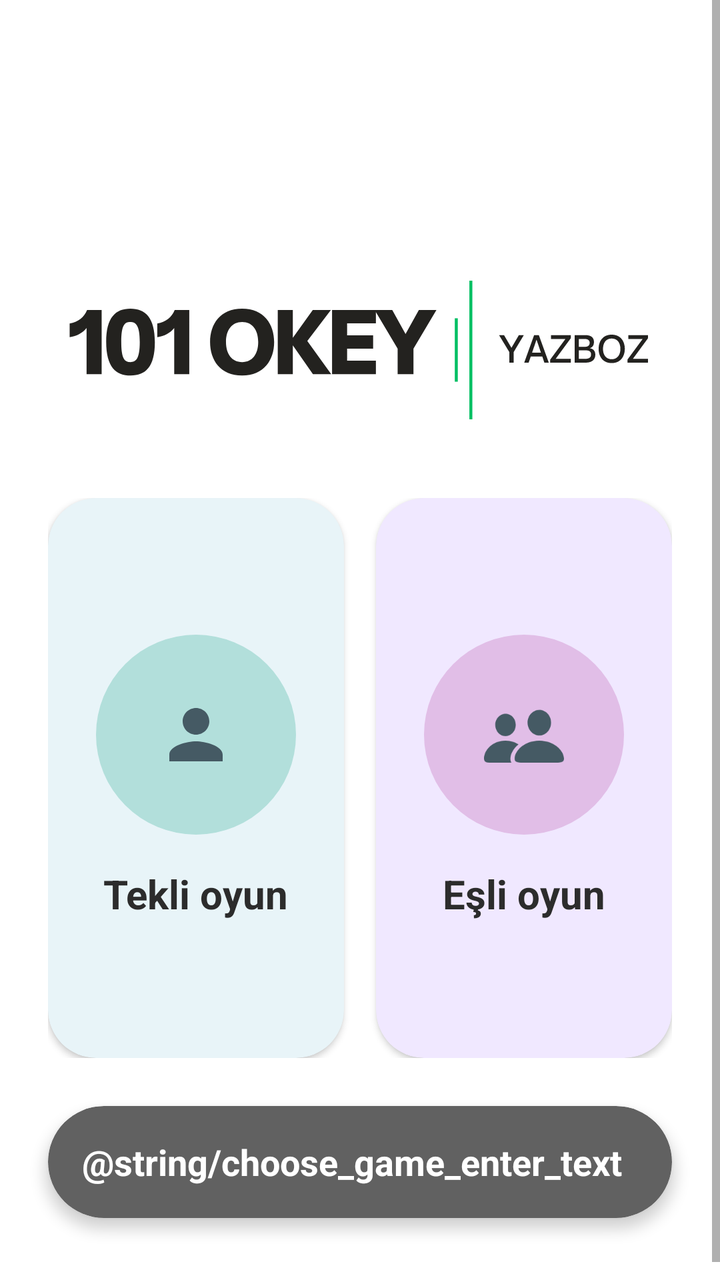
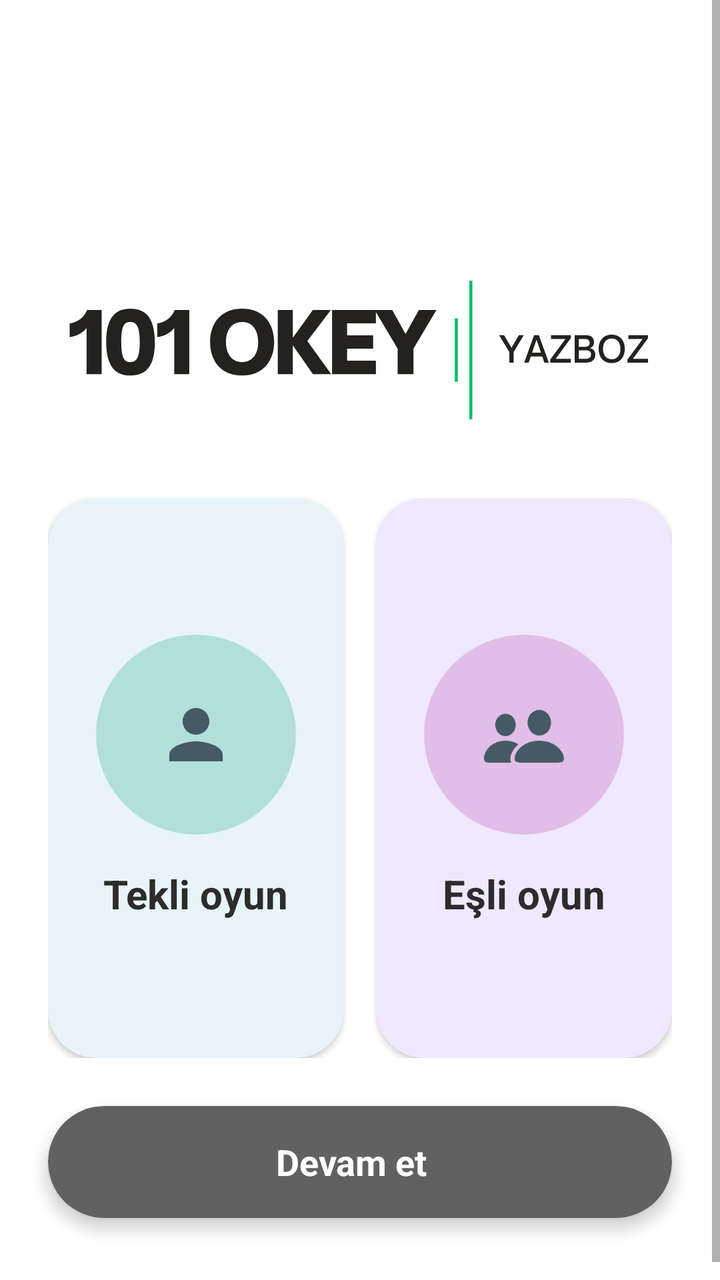

An Android layout rendered at two revisions. The XML below is the earlier revision; the diff shows what the commit changed to produce the second picture.
<!-- AndroidManifest.xml: application theme Theme.OkeyScore -->
<!-- res/layout/fragment_choose_game.xml -->
<?xml version="1.0" encoding="utf-8"?>
<ScrollView xmlns:android="http://schemas.android.com/apk/res/android"
    xmlns:app="http://schemas.android.com/apk/res-auto"
    xmlns:tools="http://schemas.android.com/tools"
    android:layout_width="match_parent"
    android:layout_height="match_parent"
    tools:context=".presentation.ui.chooseGame.ChooseGameFragment">

    <androidx.constraintlayout.widget.ConstraintLayout
        android:layout_width="match_parent"
        android:layout_height="wrap_content"
        android:paddingBottom="16dp">

        <ImageView
            android:id="@+id/mainIcon"
            android:layout_width="wrap_content"
            android:layout_height="wrap_content"
            android:layout_marginTop="125dp"
            android:contentDescription="@string/todo"
            android:src="@drawable/ic_logo"
            app:layout_constraintEnd_toEndOf="parent"
            app:layout_constraintHorizontal_bias="0.497"
            app:layout_constraintStart_toStartOf="parent"
            app:layout_constraintTop_toTopOf="parent" />

        <LinearLayout
            android:id="@+id/chooseGameContainer"
            android:layout_width="0dp"
            android:layout_height="wrap_content"
            android:layout_margin="24dp"
            android:layout_marginTop="48dp"
            android:orientation="horizontal"
            app:layout_constraintEnd_toEndOf="parent"
            app:layout_constraintStart_toStartOf="parent"
            app:layout_constraintTop_toBottomOf="@id/mainIcon">

            <androidx.cardview.widget.CardView
                android:id="@+id/cardViewSingleGame"
                android:layout_width="0dp"
                android:layout_height="280dp"
                android:layout_marginEnd="8dp"
                android:layout_weight="1"
                android:clickable="true"
                android:foreground="?android:attr/selectableItemBackground"
                app:cardBackgroundColor="#E8F4F8"
                app:cardCornerRadius="24dp">

                <LinearLayout
                    android:id="@+id/singleGameIndicator"
                    android:layout_width="match_parent"
                    android:layout_height="match_parent"
                    android:gravity="center"
                    android:orientation="vertical"
                    android:padding="16dp">

                    <FrameLayout
                        android:layout_width="100dp"
                        android:layout_height="100dp"
                        android:layout_marginBottom="16dp"
                        android:background="@drawable/circle_background_mint">

                        <ImageView
                            android:layout_width="40dp"
                            android:layout_height="40dp"
                            android:layout_gravity="center"
                            android:contentDescription="@string/todo"
                            android:scaleType="fitCenter"
                            android:src="@drawable/ic_player" />
                    </FrameLayout>


                    <TextView
                        android:layout_width="wrap_content"
                        android:layout_height="wrap_content"
                        android:text="@string/single_game"
                        android:textColor="#2C2C2C"
                        android:textSize="20sp"
                        android:textStyle="bold" />
                </LinearLayout>
            </androidx.cardview.widget.CardView>

            <androidx.cardview.widget.CardView
                android:id="@+id/cardViewPartnerGame"
                android:layout_width="0dp"
                android:layout_height="280dp"
                android:layout_marginStart="8dp"
                android:layout_weight="1"
                android:clickable="true"
                android:foreground="?android:attr/selectableItemBackground"
                app:cardBackgroundColor="#F0E8FF"
                app:cardCornerRadius="24dp">

                <LinearLayout
                    android:id="@+id/partnerGameIndicator"
                    android:layout_width="match_parent"
                    android:layout_height="match_parent"
                    android:gravity="center"
                    android:orientation="vertical"
                    android:padding="16dp">

                    <FrameLayout
                        android:layout_width="100dp"
                        android:layout_height="100dp"
                        android:layout_marginBottom="16dp"
                        android:background="@drawable/circle_background_purple">

                        <ImageView
                            android:layout_width="40dp"
                            android:layout_height="40dp"
                            android:layout_gravity="center"
                            android:contentDescription="@string/todo"
                            android:scaleType="fitCenter"
                            android:src="@drawable/ic_team_1" />
                    </FrameLayout>

                    <TextView
                        android:layout_width="wrap_content"
                        android:layout_height="wrap_content"
                        android:text="@string/partner_game"
                        android:textColor="#2C2C2C"
                        android:textSize="20sp"
                        android:textStyle="bold" />
                </LinearLayout>
            </androidx.cardview.widget.CardView>
        </LinearLayout>

        <androidx.cardview.widget.CardView
            android:id="@+id/btnStart"
            android:layout_width="0dp"
            android:layout_height="56dp"
            android:layout_margin="24dp"
            android:layout_marginTop="48dp"
            android:layout_marginBottom="32dp"
            android:clickable="true"
            android:foreground="?android:attr/selectableItemBackground"
            app:cardBackgroundColor="@color/setting_cardview_background_color"
            app:cardCornerRadius="28dp"
            app:cardElevation="4dp"
            app:layout_constraintBottom_toBottomOf="parent"
            app:layout_constraintEnd_toEndOf="parent"
            app:layout_constraintStart_toStartOf="parent"
            app:layout_constraintTop_toBottomOf="@id/chooseGameContainer">

            <LinearLayout
                android:layout_width="match_parent"
                android:layout_height="match_parent"
                android:gravity="center"
                android:orientation="horizontal">

                <TextView
                    android:layout_width="wrap_content"
                    android:layout_height="wrap_content"
                    android:layout_marginEnd="8dp"
                    android:text="@string/choose_game_enter_text"
                    android:textColor="#FFFFFF"
                    android:textSize="18sp"
                    android:textStyle="bold" />

            </LinearLayout>
        </androidx.cardview.widget.CardView>


    </androidx.constraintlayout.widget.ConstraintLayout>
</ScrollView>
<!-- resources referenced by this layout -->
<resources>
  <color name="setting_cardview_background_color">#616161</color>
  <!-- drawable circle_background_mint (drawable) -->
  <?xml version="1.0" encoding="utf-8"?>
  <shape xmlns:android="http://schemas.android.com/apk/res/android"
      android:shape="oval">
      <solid android:color="@color/single_game_cardview_indicator_color" />
  </shape>
  <!-- drawable circle_background_purple (drawable) -->
  <?xml version="1.0" encoding="utf-8"?>
  <shape xmlns:android="http://schemas.android.com/apk/res/android"
      android:shape="oval">
      <solid android:color="@color/partner_game_cardview_indicator_color" />
  </shape>
  <!-- drawable ic_logo: vector/xml drawable (drawable, 4622 chars, omitted) -->
  <!-- drawable ic_player (drawable) -->
  <vector android:height="30dp" android:tint="@color/icon_color"
      android:viewportHeight="24" android:viewportWidth="24"
      android:width="30dp" xmlns:android="http://schemas.android.com/apk/res/android">
      <path android:fillColor="@color/icon_color" android:pathData="M12,12c2.21,0 4,-1.79 4,-4s-1.79,-4 -4,-4 -4,1.79 -4,4 1.79,4 4,4zM12,14c-2.67,0 -8,1.34 -8,4v2h16v-2c0,-2.66 -5.33,-4 -8,-4z"/>
  </vector>
  <!-- drawable ic_team_1 (drawable) -->
  <vector xmlns:android="http://schemas.android.com/apk/res/android" android:height="30dp" android:viewportHeight="56" android:viewportWidth="56" android:width="30dp">
        
      <path android:fillColor="@color/icon_color" android:pathData="M38.723,28.549C43.14,28.549 46.94,24.605 46.94,19.469C46.94,14.395 43.119,10.636 38.723,10.636C34.327,10.636 30.506,14.477 30.506,19.51C30.506,24.605 34.307,28.549 38.723,28.549ZM15.078,29.021C18.899,29.021 22.227,25.57 22.227,21.112C22.227,16.696 18.879,13.429 15.078,13.429C11.257,13.429 7.889,16.778 7.909,21.154C7.909,25.57 11.237,29.021 15.078,29.021ZM3.615,47.572L19.228,47.572C17.092,44.47 19.701,38.225 24.117,34.815C21.837,33.294 18.899,32.165 15.058,32.165C5.793,32.165 0,39.005 0,44.696C0,46.544 1.027,47.572 3.615,47.572ZM25.802,47.572L51.624,47.572C54.849,47.572 56,46.647 56,44.84C56,39.539 49.364,32.226 38.703,32.226C28.062,32.226 21.426,39.539 21.426,44.84C21.426,46.647 22.577,47.572 25.802,47.572Z"/>
  
  </vector>
  <string name="partner_game" tools:ignore="MissingTranslation">Eşli oyun</string>
  <string name="single_game" tools:ignore="MissingTranslation">Tekli oyun</string>
  <string name="todo" tools:ignore="MissingTranslation">TODO</string>
  <style name="Theme.OkeyScore" parent="Theme.MaterialComponents.Light.NoActionBar">
          <item name="android:statusBarColor">@color/status_bar_color</item>
          <item name="colorPrimary">@color/primary_color</item>
          <item name="colorPrimaryDark">@color/primary_color</item>
          <item name="android:colorPrimaryDark">@color/primary_color</item>
          <item name="android:windowLightStatusBar">true</item>
          <item name="colorControlActivated">@color/cursor_color</item>
  
      </style>
  <color name="single_game_cardview_indicator_color">#B2DFDB</color>
  <color name="partner_game_cardview_indicator_color">#E1BEE7</color>
  <color name="icon_color">#455A64</color>
  <color name="status_bar_color">#F6F6F8</color>
  <color name="primary_color">#23221F</color>
  <color name="cursor_color">#4CAF50</color>
</resources>

<!-- the commit's change to res/layout/fragment_choose_game.xml (unified diff, before → after) -->
@@ -42,7 +42,7 @@
                 android:layout_weight="1"
                 android:clickable="true"
                 android:foreground="?android:attr/selectableItemBackground"
-                app:cardBackgroundColor="#E8F4F8"
+                app:cardBackgroundColor="@color/single_game_cardview_background_color"
                 app:cardCornerRadius="24dp">
 
                 <LinearLayout
@@ -87,7 +87,7 @@
                 android:layout_weight="1"
                 android:clickable="true"
                 android:foreground="?android:attr/selectableItemBackground"
-                app:cardBackgroundColor="#F0E8FF"
+                app:cardBackgroundColor="@color/partner_game_cardview_background_color"
                 app:cardCornerRadius="24dp">
 
                 <LinearLayout
<!-- resource entries referenced after the edit -->
@@ -1,6 +1,8 @@
 <!-- resources referenced by this layout -->
 <resources>
+  <color name="partner_game_cardview_background_color">#F0E8FF</color>
   <color name="setting_cardview_background_color">#616161</color>
+  <color name="single_game_cardview_background_color">#E8F4F8</color>
   <!-- drawable circle_background_mint (drawable) -->
   <?xml version="1.0" encoding="utf-8"?>
   <shape xmlns:android="http://schemas.android.com/apk/res/android"
@@ -26,6 +28,7 @@
       <path android:fillColor="@color/icon_color" android:pathData="M38.723,28.549C43.14,28.549 46.94,24.605 46.94,19.469C46.94,14.395 43.119,10.636 38.723,10.636C34.327,10.636 30.506,14.477 30.506,19.51C30.506,24.605 34.307,28.549 38.723,28.549ZM15.078,29.021C18.899,29.021 22.227,25.57 22.227,21.112C22.227,16.696 18.879,13.429 15.078,13.429C11.257,13.429 7.889,16.778 7.909,21.154C7.909,25.57 11.237,29.021 15.078,29.021ZM3.615,47.572L19.228,47.572C17.092,44.47 19.701,38.225 24.117,34.815C21.837,33.294 18.899,32.165 15.058,32.165C5.793,32.165 0,39.005 0,44.696C0,46.544 1.027,47.572 3.615,47.572ZM25.802,47.572L51.624,47.572C54.849,47.572 56,46.647 56,44.84C56,39.539 49.364,32.226 38.703,32.226C28.062,32.226 21.426,39.539 21.426,44.84C21.426,46.647 22.577,47.572 25.802,47.572Z"/>
   
   </vector>
+  <string name="choose_game_enter_text" tools:ignore="MissingTranslation">Devam et</string>
   <string name="partner_game" tools:ignore="MissingTranslation">Eşli oyun</string>
   <string name="single_game" tools:ignore="MissingTranslation">Tekli oyun</string>
   <string name="todo" tools:ignore="MissingTranslation">TODO</string>
